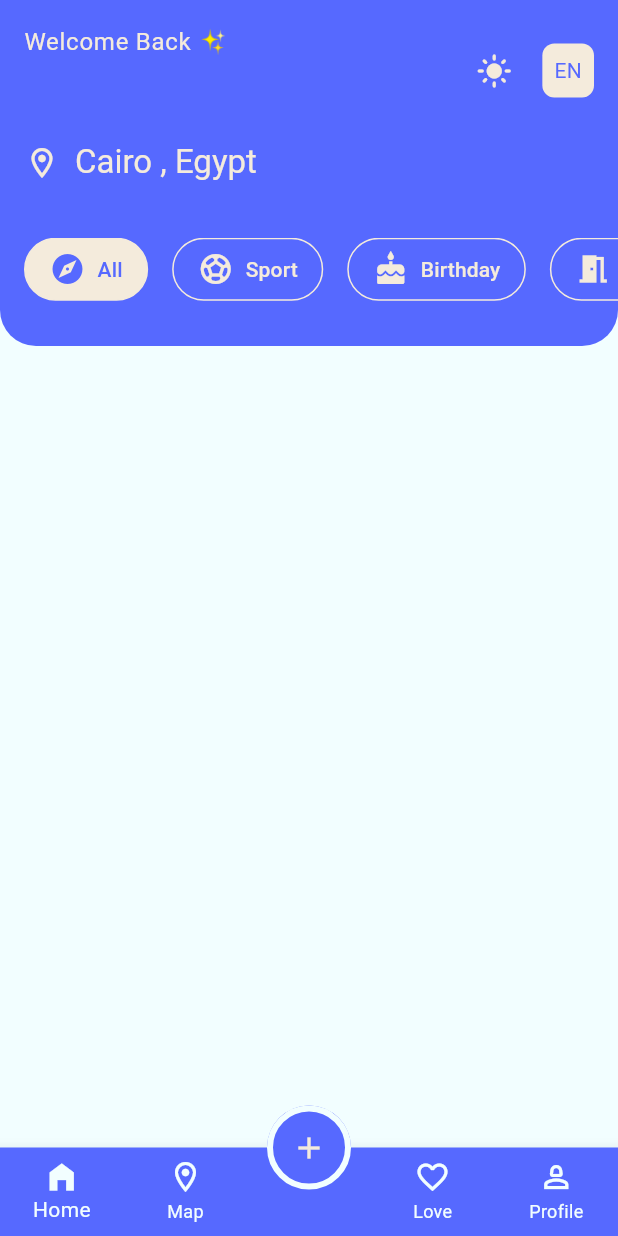
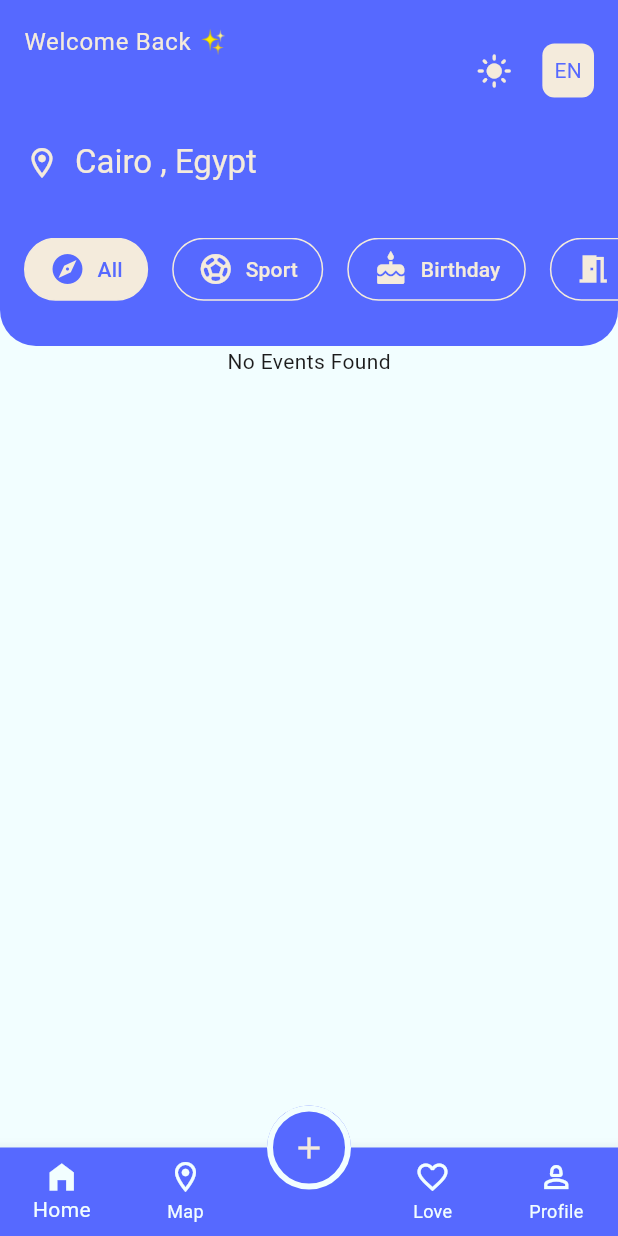
Before and after one commit to hazzem0ahmed/Evently-App, a Flutter app: the HomeScreen screen opened by its route, on a phone screen of 412 x 824 dp. Run offline on Flutter 3.47's test engine with Material 3 defaults, Android fonts, the phone set to English and light mode, and no system bars; our stand-ins replace animated_toggle_switch, cloud_firestore, firebase_auth, firebase_core, google_sign_in, shared_preferences and 1 more; accounts and stored records are empty.

```diff
--- a/lib/screens/home_screen/tabs/home_tab.dart
+++ b/lib/screens/home_screen/tabs/home_tab.dart
@@ -74,6 +74,9 @@ class _HomeTabState extends State<HomeTab> {
             } else if (snapshot.hasData) {
               var events =
                   snapshot.data?.docs.map((e) => e.data()).toList() ?? [];
+              if(events.isEmpty) {
+                return const Center(child: Text("No Events Found"));
+              }
               return Expanded(
                 child: ListView.separated(
                   separatorBuilder:
@@ -93,6 +96,7 @@ class _HomeTabState extends State<HomeTab> {
                         },
                         child: EventCard(eventsDM: events[index]),
                       ),
+
                 ),
               );
             } else {
```
